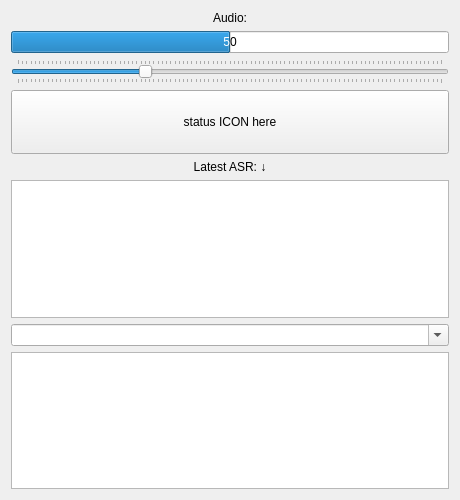
Qt form clf_speech_rqt/resource/clf_speech.ui (CentralLabFacilities/speech_recognition) before a commit.
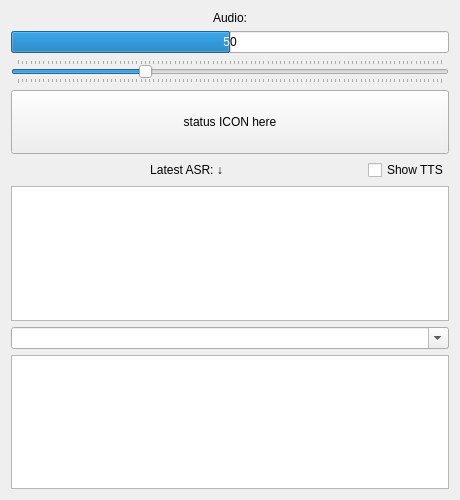
The same form after that commit. Custom widgets are drawn as their Qt base class.

Commit message: checkbox for showing TTS

```diff
--- a/clf_speech_rqt/resource/clf_speech.ui
+++ b/clf_speech_rqt/resource/clf_speech.ui
@@ -104,7 +104,15 @@
     </layout>
    </item>
    <item>
+    <layout class="QHBoxLayout" name="horizontalLayout_2">
+     <item>
     <widget class="QLabel" name="label_2">
+       <property name="sizePolicy">
+        <sizepolicy hsizetype="MinimumExpanding" vsizetype="Preferred">
+         <horstretch>0</horstretch>
+         <verstretch>0</verstretch>
+        </sizepolicy>
+       </property>
      <property name="text">
       <string>Latest ASR: ↓</string>
      </property>
@@ -112,6 +120,21 @@
       <set>Qt::AlignCenter</set>
      </property>
     </widget>
+     </item>
+     <item>
+      <widget class="QCheckBox" name="tts_check">
+       <property name="sizePolicy">
+        <sizepolicy hsizetype="Minimum" vsizetype="Minimum">
+         <horstretch>0</horstretch>
+         <verstretch>0</verstretch>
+        </sizepolicy>
+       </property>
+       <property name="text">
+        <string>Show TTS</string>
+       </property>
+      </widget>
+     </item>
+    </layout>
    </item>
    <item>
     <widget class="ChatListView" name="chat">
```
Lines whose indentation alone changed are shown as unchanged. The commit also changes 2 other files.
